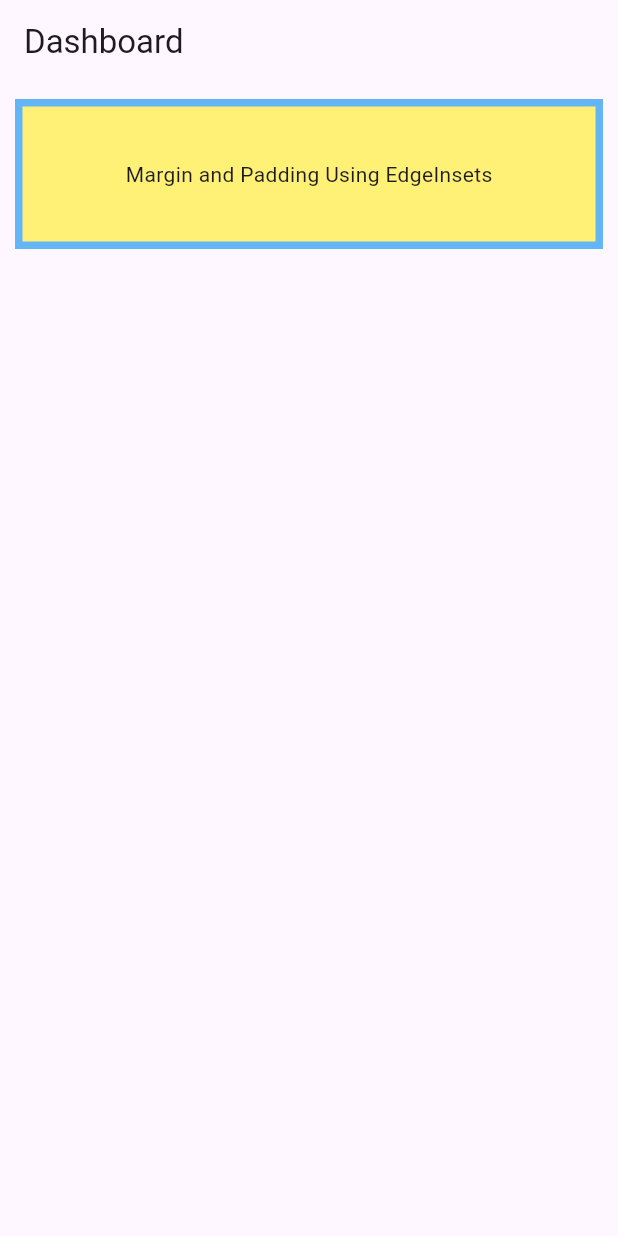
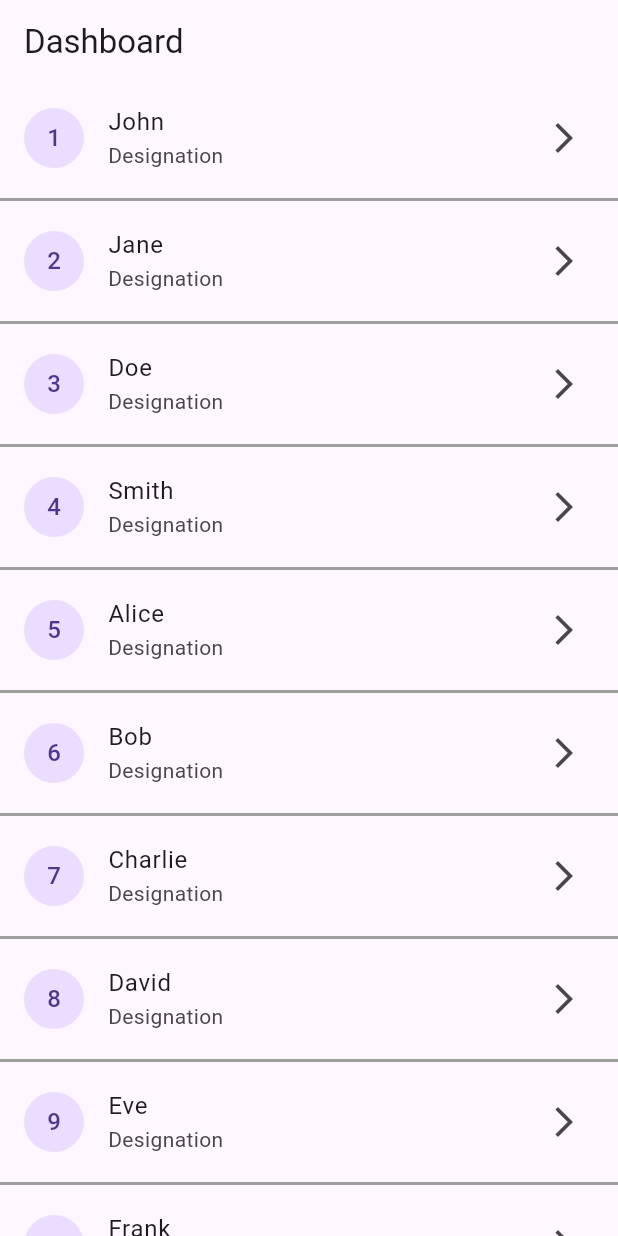
Before and after one commit to deep04shikha11/FlutterWork, a Flutter app: the screen it shows after launch, on a phone screen of 412 x 824 dp. Run offline on Flutter 3.47's test engine with Material 3 defaults, Android fonts, the phone set to English and light mode, and no system bars.

Commit message:
ListTile included in ListView Builder

```diff
--- a/lib/main.dart
+++ b/lib/main.dart
@@ -21,21 +21,33 @@ class DashboardScreen extends StatelessWidget {
   const DashboardScreen({super.key});
   @override
   Widget build(BuildContext context) {
+    var arrNames = [
+      'John',
+      'Jane',
+      'Doe',
+      'Smith',
+      'Alice',
+      'Bob',
+      'Charlie',
+      'David',
+      'Eve',
+      'Frank',
+    ];
+
     return Scaffold(
       appBar: AppBar(title: const Text('Dashboard')),
-      body: Container(
-        height: 100,
-        color: Colors.blue.shade300,
-        margin: const EdgeInsets.all(10),
-        child: Padding(
-          padding: const EdgeInsets.all(5),
-          child: Container(
-            color: Colors.yellow.shade300,
-            child: const Center(
-              child: Text('Margin and Padding Using EdgeInsets'),
-            ),
-          ),
-        ),
+      body: ListView.separated(
+        itemBuilder: (context, index) {
+          return ListTile(
+            leading: CircleAvatar(child: Text('${index + 1}')),
+            title: Text(arrNames[index]),
+            subtitle: const Text('Designation'),
+            trailing: const Icon(Icons.arrow_forward_ios),
+          );
+        },
+        separatorBuilder: (context, index) =>
+            const Divider(height: 10, thickness: 2, color: Colors.grey),
+        itemCount: 20,
       ),
       // Column(
       //   children: [
```
